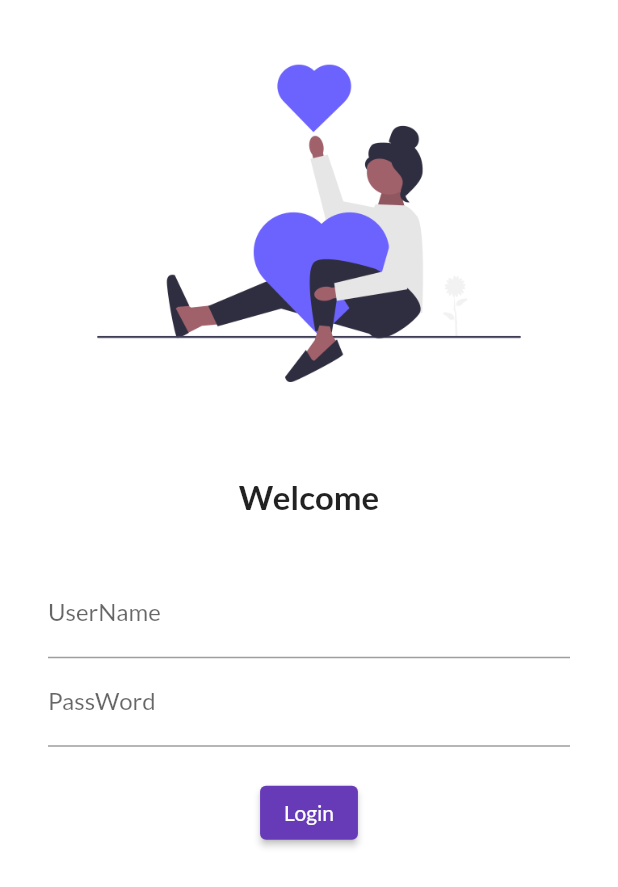
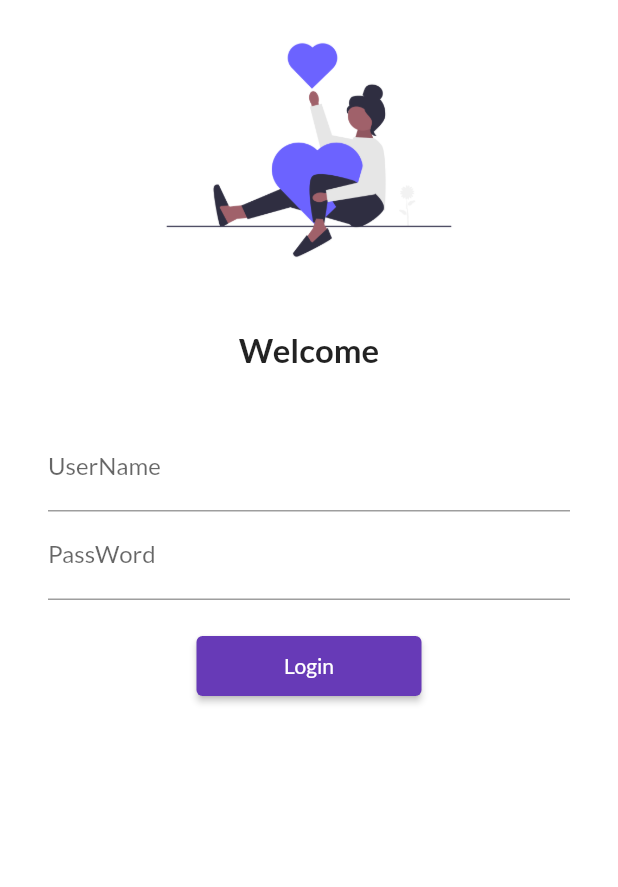
Before and after one commit to saurabhkalia5/First-Flutter-App, a Flutter app: the screen it shows after launch, on a phone screen of 412 x 824 dp. Shown: the top 887 px of the screen. Run offline on Flutter 3.47's test engine with Material 2 defaults, Android fonts, the phone set to English and light mode, and no system bars; our stand-ins replace google_fonts.

Commit message:
Login Navigation Introduced
Navigation.pushName

```diff
--- a/lib/main.dart
+++ b/lib/main.dart
@@ -1,6 +1,7 @@
 import 'package:flutter/material.dart';
 import 'package:flutter_application_1/pages/homepage.dart';
 import 'package:flutter_application_1/pages/login_page.dart';
+import 'package:flutter_application_1/utils/routes.dart';
 import 'package:google_fonts/google_fonts.dart';
 
 void main(){
@@ -24,8 +25,8 @@ class MyApp extends StatelessWidget {
       ),
       routes: {
         "/":(context) => Login(),
-        "/login":(context) => Login(),
-        "/home":(context) => HomePage()
+        MyRoutes.loginRoute :(context) => Login(),
+        MyRoutes.homeRoute:(context) => HomePage()
       },
     );
   }
--- a/lib/pages/login_page.dart
+++ b/lib/pages/login_page.dart
@@ -1,6 +1,7 @@
 // ignore_for_file: prefer_const_constructors
 
 import 'package:flutter/material.dart';
+import 'package:flutter_application_1/utils/routes.dart';
 
 class Login extends StatelessWidget {
   const Login({super.key});
@@ -12,14 +13,14 @@ class Login extends StatelessWidget {
 
     return Material(
       color: Colors.white,
+      child: SingleChildScrollView(
         child: Column(
           children: [
-          Image.asset("assets/images/login_image.png",fit: BoxFit.cover,),
+            Image.asset("assets/images/login_image.png",fit: BoxFit.cover,height: 200,),
           SizedBox(
             height: 20.0,
             width: 20.0,
           ),
-        // ignore: prefer_const_constructors
           Text(
             "Welcome",
             style: TextStyle(
@@ -52,11 +53,15 @@ class Login extends StatelessWidget {
             height: 20.0,
             width: 20.0,
           ),
-        ElevatedButton(onPressed: (){print("Hi Codepur");}, child: Text("Login"),style: TextButton.styleFrom())
+          ElevatedButton(onPressed: (){Navigator.pushNamed(context, MyRoutes.homeRoute);},style: TextButton.styleFrom(
+            minimumSize: Size(150,40),
+          ), child: Text("Login")),
+
           ],))
 
 
           ],
+          ),
       )
     );
   }
--- /dev/null
+++ b/lib/utils/routes.dart
@@ -0,0 +1,5 @@
+class MyRoutes{
+  static String loginRoute = "/login";
+    static String homeRoute = "/home";
+
+}
```
Lines whose indentation alone changed are shown as unchanged.
